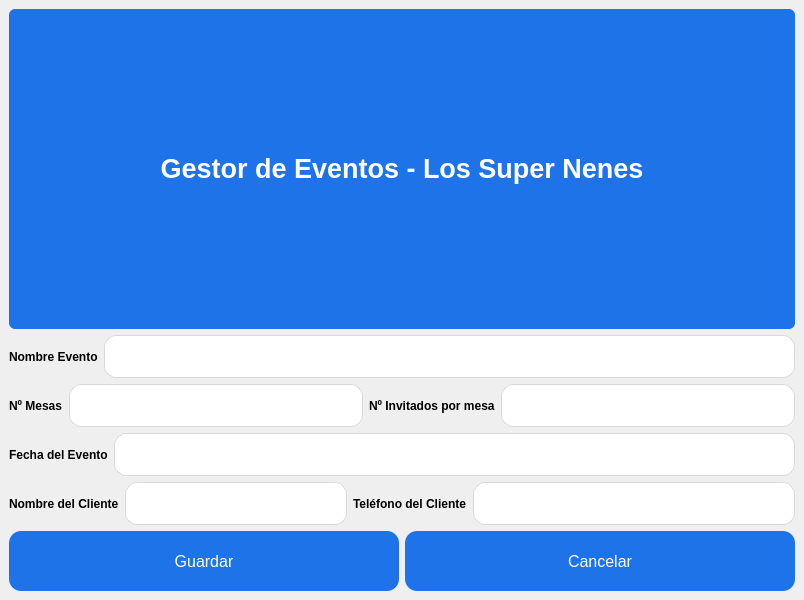
Old version of the form interfazes/.ui/home-participantes.ui in the repository moramirete/organizadorEventos.
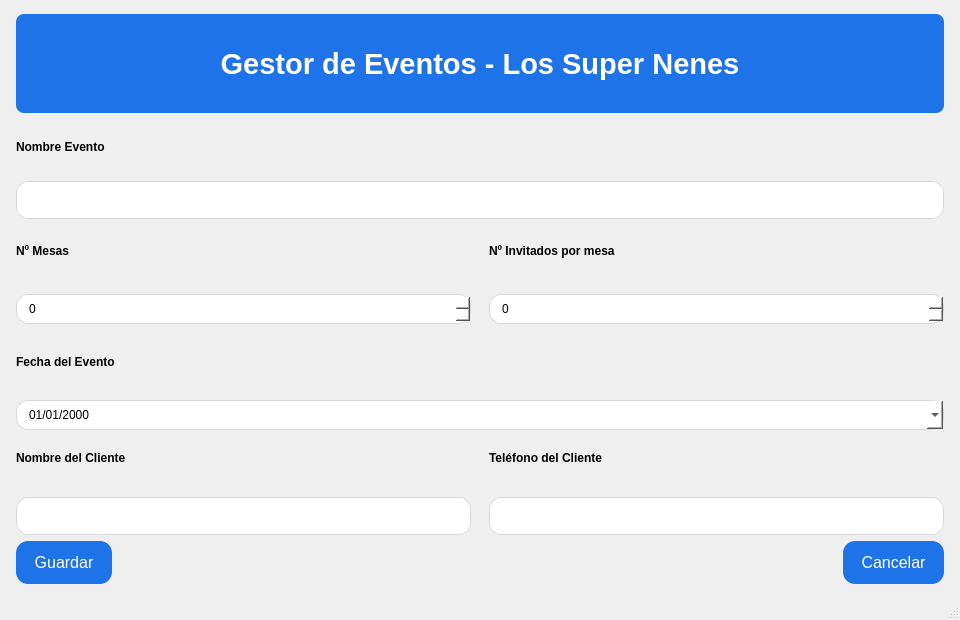
New version of the form.

Patch:
```diff
--- a/interfazes/.ui/home-participantes.ui
+++ b/interfazes/.ui/home-participantes.ui
@@ -1,30 +1,43 @@
 <?xml version="1.0" encoding="UTF-8"?>
 <ui version="4.0">
- <class>EventForm</class>
- <widget class="QMainWindow" name="EventForm">
+ <class>HomeParticipantes</class>
+ <widget class="QMainWindow" name="HomeParticipantes">
   <property name="geometry">
    <rect>
     <x>0</x>
     <y>0</y>
-    <width>800</width>
-    <height>600</height>
+    <width>960</width>
+    <height>620</height>
    </rect>
   </property>
   <property name="windowTitle">
    <string>Gestor de Eventos - Los Super Nenes</string>
   </property>
   <widget class="QWidget" name="centralwidget">
-   <layout class="QVBoxLayout" name="mainLayout">
+   <layout class="QVBoxLayout" name="vlMain">
+    <property name="leftMargin">
+     <number>16</number>
+    </property>
+    <property name="topMargin">
+     <number>14</number>
+    </property>
+    <property name="rightMargin">
+     <number>16</number>
+    </property>
+    <property name="bottomMargin">
+     <number>14</number>
+    </property>
     <item>
-     <widget class="QFrame" name="headerFrame">
+     <widget class="QFrame" name="header">
       <property name="styleSheet">
-       <string notr="true">background-color:#1E73E8; border-radius:6px;</string>
+       <string notr="true">QFrame#header{background:#1E73E8; border-radius:8px; padding:14px;}
+QLabel#titulo{color:white; font-size:22pt; font-weight:600;}</string>
       </property>
-      <layout class="QHBoxLayout" name="headerLayout">
+      <layout class="QHBoxLayout" name="hlHeader">
        <item>
-        <widget class="QLabel" name="lblTitulo">
+        <widget class="QLabel" name="titulo">
          <property name="text">
-          <string>&lt;span style=&quot;color:white; font-size:20pt; font-weight:600;&quot;&gt;Gestor de Eventos - Los Super Nenes&lt;/span&gt;</string>
+          <string>Gestor de Eventos - Los Super Nenes</string>
          </property>
          <property name="alignment">
           <set>Qt::AlignCenter</set>
@@ -35,14 +48,11 @@
      </widget>
     </item>
     <item>
-     <layout class="QHBoxLayout">
+     <layout class="QVBoxLayout" name="vlNombre">
       <item>
-       <widget class="QLabel" name="lblNombreEvento">
-        <property name="font">
-         <font>
-          <weight>75</weight>
-          <bold>true</bold>
-         </font>
+       <widget class="QLabel" name="lblNombre">
+        <property name="styleSheet">
+         <string notr="true">QLabel{font-weight:600;}</string>
         </property>
         <property name="text">
          <string>Nombre Evento</string>
@@ -52,21 +62,23 @@
       <item>
        <widget class="QLineEdit" name="leNombreEvento">
         <property name="styleSheet">
-         <string>background-color:#ffffff; border: 1px solid #d8d8d8; border-radius: 12px; padding: 10px; font-size: 12pt; width: 300px;</string>
+         <string notr="true">QLineEdit{background:white; border:1px solid #d8d8d8; border-radius:12px; padding:10px;}</string>
         </property>
        </widget>
       </item>
      </layout>
     </item>
     <item>
-     <layout class="QHBoxLayout">
+     <layout class="QHBoxLayout" name="hlCounts">
+      <property name="spacing">
+       <number>18</number>
+      </property>
+      <item>
+       <layout class="QVBoxLayout" name="vlMesas">
       <item>
        <widget class="QLabel" name="lblMesas">
-        <property name="font">
-         <font>
-          <weight>75</weight>
-          <bold>true</bold>
-         </font>
+          <property name="styleSheet">
+           <string notr="true">QLabel{font-weight:600;}</string>
         </property>
         <property name="text">
          <string>Nº Mesas</string>
@@ -74,19 +86,26 @@
        </widget>
       </item>
       <item>
-       <widget class="QLineEdit" name="leMesas">
+         <widget class="QSpinBox" name="sbMesas">
         <property name="styleSheet">
-         <string>background-color:#ffffff; border: 1px solid #d8d8d8; border-radius: 12px; padding: 10px; font-size: 12pt; width: 120px;</string>
+           <string notr="true">QSpinBox{background:white; border:1px solid #d8d8d8; border-radius:12px; padding:6px 10px;}</string>
+          </property>
+          <property name="minimum">
+           <number>0</number>
+          </property>
+          <property name="maximum">
+           <number>999</number>
         </property>
        </widget>
       </item>
+       </layout>
+      </item>
       <item>
-       <widget class="QLabel" name="lblInvitadosPorMesa">
-        <property name="font">
-         <font>
-          <weight>75</weight>
-          <bold>true</bold>
-         </font>
+       <layout class="QVBoxLayout" name="vlInvMesa">
+        <item>
+         <widget class="QLabel" name="lblInvMesa">
+          <property name="styleSheet">
+           <string notr="true">QLabel{font-weight:600;}</string>
         </property>
         <property name="text">
          <string>Nº Invitados por mesa</string>
@@ -94,23 +113,28 @@
        </widget>
       </item>
       <item>
-       <widget class="QLineEdit" name="leInvitadosPorMesa">
+         <widget class="QSpinBox" name="sbInvitadosPorMesa">
         <property name="styleSheet">
-         <string>background-color:#ffffff; border: 1px solid #d8d8d8; border-radius: 12px; padding: 10px; font-size: 12pt; width: 120px;</string>
+           <string notr="true">QSpinBox{background:white; border:1px solid #d8d8d8; border-radius:12px; padding:6px 10px;}</string>
+          </property>
+          <property name="minimum">
+           <number>0</number>
+          </property>
+          <property name="maximum">
+           <number>999</number>
         </property>
        </widget>
       </item>
      </layout>
     </item>
+     </layout>
+    </item>
     <item>
-     <layout class="QHBoxLayout">
+     <layout class="QVBoxLayout" name="vlFecha">
       <item>
-       <widget class="QLabel" name="lblFechaEvento">
-        <property name="font">
-         <font>
-          <weight>75</weight>
-          <bold>true</bold>
-         </font>
+       <widget class="QLabel" name="lblFecha">
+        <property name="styleSheet">
+         <string notr="true">QLabel{font-weight:600;}</string>
         </property>
         <property name="text">
          <string>Fecha del Evento</string>
@@ -118,23 +142,31 @@
        </widget>
       </item>
       <item>
-       <widget class="QLineEdit" name="leFechaEvento">
+       <widget class="QDateEdit" name="deFechaEvento">
         <property name="styleSheet">
-         <string>background-color:#ffffff; border: 1px solid #d8d8d8; border-radius: 12px; padding: 10px; font-size: 12pt; width: 200px;</string>
+         <string notr="true">QDateEdit{background:white; border:1px solid #d8d8d8; border-radius:12px; padding:6px 10px;}</string>
+        </property>
+        <property name="displayFormat">
+         <string>dd/MM/yyyy</string>
+        </property>
+        <property name="calendarPopup">
+         <bool>true</bool>
         </property>
        </widget>
       </item>
      </layout>
     </item>
     <item>
-     <layout class="QHBoxLayout">
+     <layout class="QHBoxLayout" name="hlCliente">
+      <property name="spacing">
+       <number>18</number>
+      </property>
       <item>
-       <widget class="QLabel" name="lblNombreCliente">
-        <property name="font">
-         <font>
-          <weight>75</weight>
-          <bold>true</bold>
-         </font>
+       <layout class="QVBoxLayout" name="vlCliente">
+        <item>
+         <widget class="QLabel" name="lblCliente">
+          <property name="styleSheet">
+           <string notr="true">QLabel{font-weight:600;}</string>
         </property>
         <property name="text">
          <string>Nombre del Cliente</string>
@@ -142,23 +174,20 @@
        </widget>
       </item>
       <item>
-       <layout class="QHBoxLayout">
-        <item>
-         <widget class="QLineEdit" name="leTelefonoCliente">
+         <widget class="QLineEdit" name="leCliente">
           <property name="styleSheet">
-           <string>background-color:#ffffff; border: 1px solid #d8d8d8; border-radius: 12px; padding: 10px; font-size: 12pt; width: 200px;</string>
+           <string notr="true">QLineEdit{background:white; border:1px solid #d8d8d8; border-radius:12px; padding:10px;}</string>
           </property>
          </widget>
         </item>
        </layout>
       </item>
       <item>
-       <widget class="QLabel" name="lblTelefonoCliente">
-        <property name="font">
-         <font>
-          <weight>75</weight>
-          <bold>true</bold>
-         </font>
+       <layout class="QVBoxLayout" name="vlTelefono">
+        <item>
+         <widget class="QLabel" name="lblTelefono">
+          <property name="styleSheet">
+           <string notr="true">QLabel{font-weight:600;}</string>
         </property>
         <property name="text">
          <string>Teléfono del Cliente</string>
@@ -166,64 +195,48 @@
        </widget>
       </item>
       <item>
-       <widget class="QLineEdit" name="leNombreCliente">
+         <widget class="QLineEdit" name="leTelefono">
         <property name="styleSheet">
-         <string>background-color:#ffffff; border: 1px solid #d8d8d8; border-radius: 12px; padding: 10px; font-size: 12pt; width: 300px;</string>
+           <string notr="true">QLineEdit{background:white; border:1px solid #d8d8d8; border-radius:12px; padding:10px;}</string>
         </property>
        </widget>
       </item>
      </layout>
     </item>
+     </layout>
+    </item>
     <item>
-     <layout class="QHBoxLayout">
+     <layout class="QHBoxLayout" name="hlButtons">
+      <property name="spacing">
+       <number>16</number>
+      </property>
       <item>
        <widget class="QPushButton" name="btnGuardar">
         <property name="styleSheet">
-         <string notr="true">QPushButton {
-    background-color:#1E73E8;
-    color:white;
-    font-size:12pt;
-    border-radius:12px;
-    padding:10px;
-    width:120px;
-    height:40px;
-}
-
-QPushButton:hover {
-    background-color:#155FA1;   /* tono más oscuro al pasar el ratón */
-}
-
-QPushButton:pressed {
-    background-color:#134F84;   /* tono aún más oscuro cuando se pulsa */
-}
-</string>
+         <string notr="true">QPushButton{background:#1E73E8; color:white; font-size:12pt; border-radius:12px; padding:12px 18px;} QPushButton:hover{background:#155FA1;} QPushButton:pressed{background:#134F84;}</string>
         </property>
         <property name="text">
          <string>Guardar</string>
         </property>
        </widget>
       </item>
+      <item>
+       <spacer name="spacer">
+        <property name="orientation">
+         <enum>Qt::Horizontal</enum>
+        </property>
+        <property name="sizeHint" stdset="0">
+         <size>
+          <width>40</width>
+          <height>20</height>
+         </size>
+        </property>
+       </spacer>
+      </item>
       <item>
        <widget class="QPushButton" name="btnCancelar">
         <property name="styleSheet">
-         <string notr="true">QPushButton {
-    background-color:#1E73E8;
-    color:white;
-    font-size:12pt;
-    border-radius:12px;
-    padding:10px;
-    width:120px;
-    height:40px;
-}
-
-QPushButton:hover {
-    background-color:#155FA1;   /* tono más oscuro al pasar el ratón */
-}
-
-QPushButton:pressed {
-    background-color:#134F84;   /* tono aún más oscuro cuando se pulsa */
-}
-</string>
+         <string notr="true">QPushButton{background:#1E73E8; color:white; font-size:12pt; border-radius:12px; padding:12px 18px;} QPushButton:hover{background:#155FA1;} QPushButton:pressed{background:#134F84;}</string>
         </property>
         <property name="text">
          <string>Cancelar</string>
@@ -234,6 +247,7 @@
     </item>
    </layout>
   </widget>
+  <widget class="QStatusBar" name="statusbar"/>
  </widget>
  <resources/>
  <connections/>
```
Lines whose indentation alone changed are shown as unchanged.
